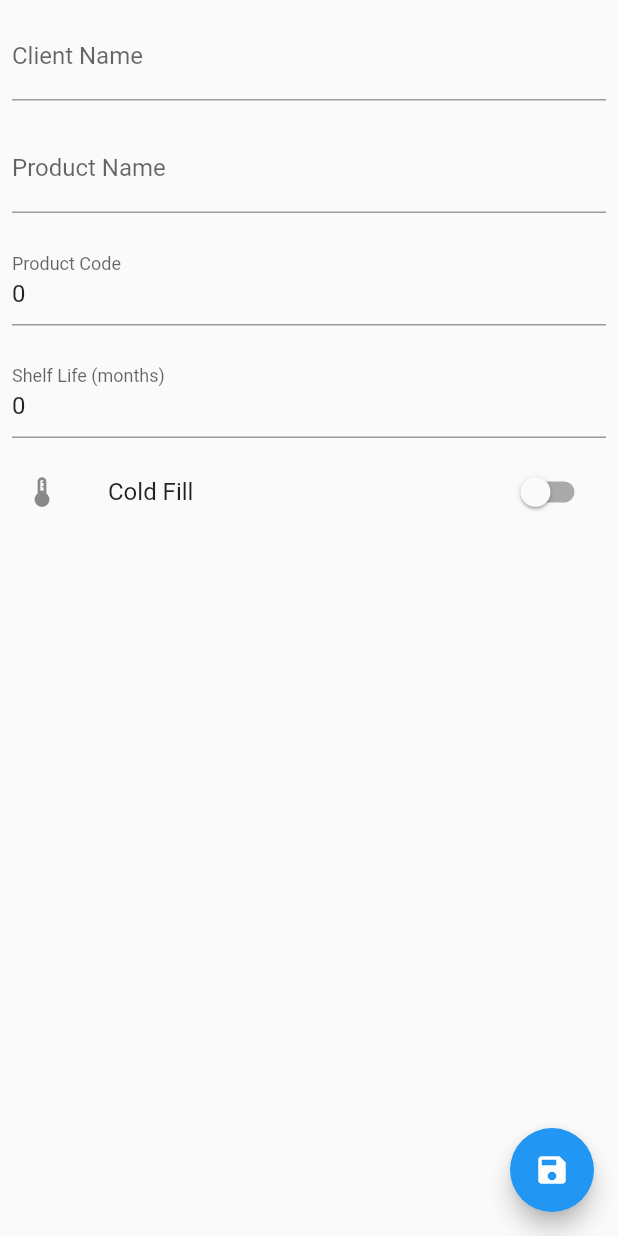
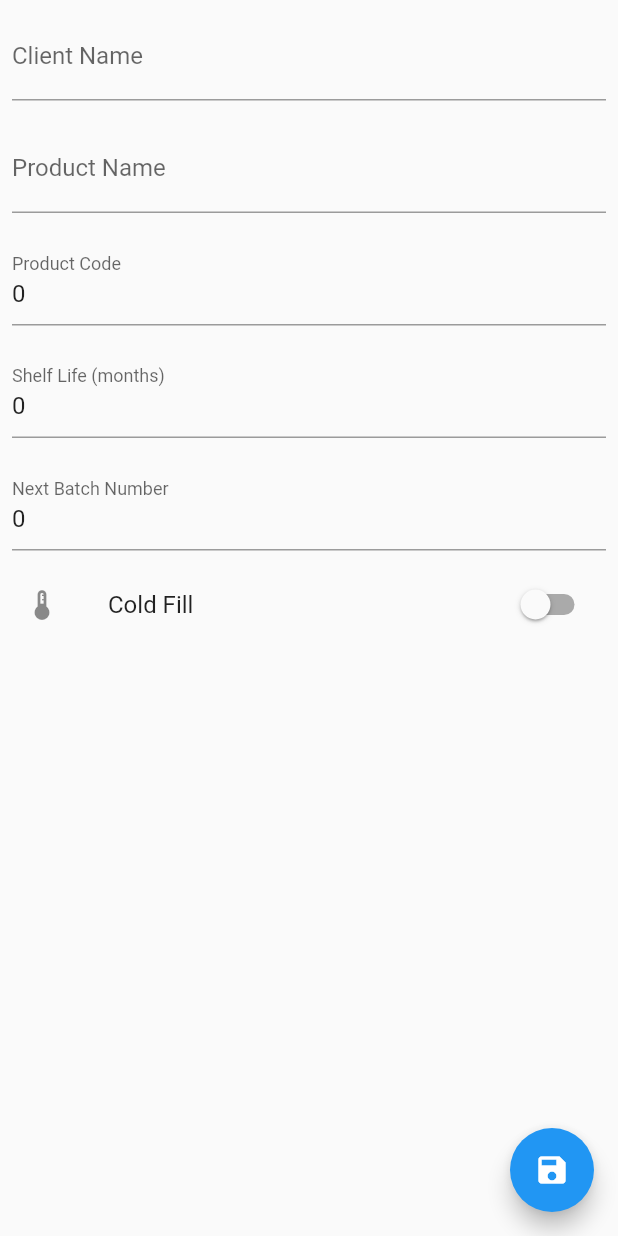
Before and after one commit to simongroom/batcher, a Flutter app: the ProductDetail screen opened directly with empty values, after a tap on the "save" icon, on a phone screen of 412 x 824 dp. Run offline on Flutter 3.47's test engine with Material 2 defaults, Android fonts, the phone set to English and light mode, and no system bars; our stand-ins replace cloud_firestore, firebase_core, pdf, share; missing offline and left inert: cloud_firestore_web, firebase_core_web, flutter_full_pdf_viewer, universal_html; accounts and stored records are empty.

Commit message:
product_detail: fix overflow bug, use new product save function, and add field for nextBatchNumber

```diff
--- a/lib/product_detail.dart
+++ b/lib/product_detail.dart
@@ -1,5 +1,4 @@
 import 'package:batcher/models/product.dart';
-import 'package:cloud_firestore/cloud_firestore.dart';
 import 'package:flutter/material.dart';
 import 'package:uuid/uuid.dart';
 
@@ -17,8 +16,6 @@ class ProductDetail extends StatefulWidget {
 }
 
 class _ProductDetailState extends State<ProductDetail> {
-  final CollectionReference products =
-      FirebaseFirestore.instance.collection('products');
   final Product product;
 
   _ProductDetailState({
@@ -28,7 +25,8 @@ class _ProductDetailState extends State<ProductDetail> {
   @override
   Widget build(BuildContext context) {
     return Scaffold(
-      body: Column(
+      body: SingleChildScrollView(
+        child: Column(
           children: [
             Padding(
               padding: const EdgeInsets.all(8.0),
@@ -110,6 +108,26 @@ class _ProductDetailState extends State<ProductDetail> {
                 },
               ),
             ),
+            Padding(
+              padding: const EdgeInsets.all(8.0),
+              child: TextFormField(
+                keyboardType: TextInputType.number,
+                initialValue: product.nextBatchNumber?.toString(),
+                onChanged: (val) {
+                  product.nextBatchNumber = int.parse(val);
+                },
+                decoration: const InputDecoration(
+                  labelText: 'Next Batch Number',
+                  hintText: 'Next Batch Number',
+                ),
+                validator: (value) {
+                  if (value.isEmpty) {
+                    return 'Please enter the next batch number';
+                  }
+                  return null;
+                },
+              ),
+            ),
             SwitchListTile(
               title: const Text('Cold Fill'),
               value: product.isColdFill,
@@ -122,6 +140,7 @@ class _ProductDetailState extends State<ProductDetail> {
             ),
           ],
         ),
+      ),
       floatingActionButton: FloatingActionButton(
         tooltip: "Save",
         onPressed: () {
@@ -130,7 +149,7 @@ class _ProductDetailState extends State<ProductDetail> {
               // this is a new product, create an id
               product.productId = Uuid().v4();
             }
-            products.doc(product.productId).set(product.toJson());
+            product.save();
           });
         },
         child: Icon(
```
Lines whose indentation alone changed are shown as unchanged.
